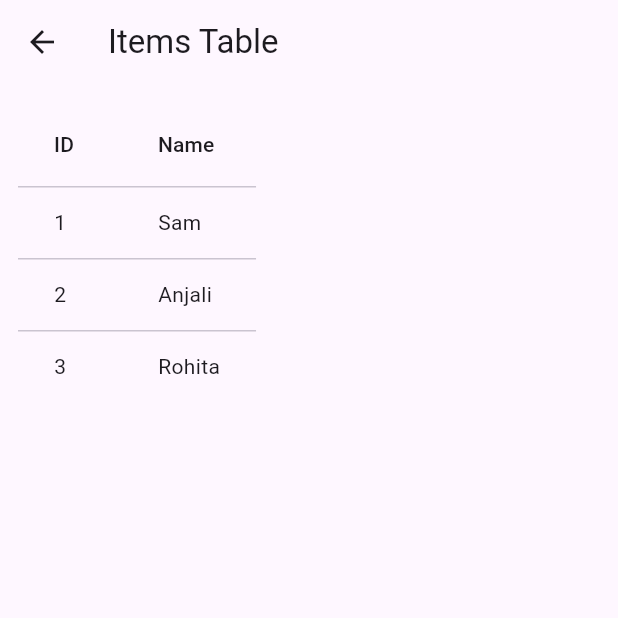
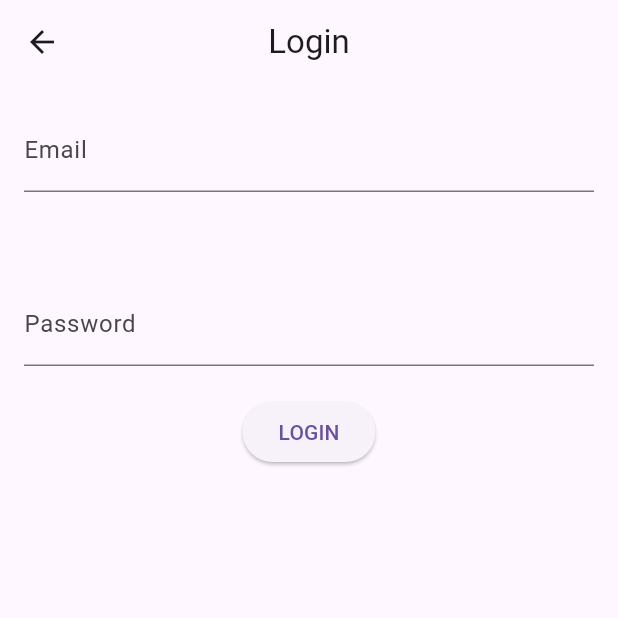
Before and after one commit to Shaikayesha2607/flutter-getx-table, a Flutter app: the screen it shows after launch, after a tap on the "table chart" icon, on a phone screen of 412 x 824 dp, the top half of it. Run offline on Flutter 3.47's test engine with Material 3 defaults, Android fonts, the phone set to English and light mode, and no system bars; our stand-ins replace get.

Commit message:
added login screen to table screen and card

```diff
--- a/lib/bindings/card_binding.dart
+++ b/lib/modules/card/card_binding.dart
@@ -1,5 +1,5 @@
 import 'package:get/get.dart';
-import 'package:mysecondpr/controllers/card_controller.dart';
+import 'package:mysecondpr/modules/card/card_controller.dart';
 
 class CardBinding extends Bindings{
   @override
--- a/lib/views/card_screen.dart
+++ b/lib/modules/card/card_screen.dart
@@ -1,6 +1,6 @@
 import 'package:flutter/material.dart';
 import 'package:get/get.dart';
-import 'package:mysecondpr/controllers/card_controller.dart';
+import 'package:mysecondpr/modules/card/card_controller.dart';
 // import 'package:mysecondpr/views/table_screen.dart';
 
 class CardScreen extends StatelessWidget {
@@ -38,7 +38,7 @@ class CardScreen extends StatelessWidget {
       ),
       floatingActionButton: FloatingActionButton(onPressed: (){
         // Get.to(()=> TableScreen());
-          Get.toNamed("/table");
+          Get.toNamed("/login");
       },
       backgroundColor: Colors.blue,
         child:Icon(Icons.table_chart),
--- /dev/null
+++ b/lib/modules/login/login_binding.dart
@@ -0,0 +1,9 @@
+import 'package:get/get.dart';
+import 'login_controller.dart';
+
+class LoginBinding  extends Bindings{
+  @override
+  void dependencies() {
+    Get.put(LoginController());
+  }
+}
--- /dev/null
+++ b/lib/modules/login/login_controller.dart
@@ -0,0 +1,25 @@
+import 'package:flutter/material.dart';
+import 'package:get/get.dart';
+
+class LoginController extends GetxController{
+  //form key
+  final GlobalKey<FormState> formKey = GlobalKey<FormState>();
+  //Text controllers
+  final emailcontroller =TextEditingController();
+  final passwordcontroller = TextEditingController();
+
+  void submit(){
+    if(formKey.currentState!.validate()){
+      Get.snackbar("Success", "form validated",
+      snackPosition: SnackPosition.BOTTOM);
+      Get.toNamed('/table');
+    }
+  }
+  @override
+  void onClose() {
+    // TODO: implement onClose
+    emailcontroller.dispose();
+    passwordcontroller.dispose();
+    super.onClose();
+  }
+}
--- /dev/null
+++ b/lib/modules/login/login_screen.dart
@@ -0,0 +1,63 @@
+import 'package:flutter/material.dart';
+import 'package:get/get.dart';
+import 'login_controller.dart';
+
+class LoginScreen extends GetView<LoginController>{
+  @override
+  Widget build(BuildContext context) {
+    return Scaffold(
+      appBar: AppBar(
+        title: Text('Login'),
+        centerTitle: true,
+      ),
+      body:Padding(
+        padding: const EdgeInsets.all(16.0),
+        child: Form(
+          key: controller.formKey,
+          child: Column(
+            children: [
+              //email
+              TextFormField(
+                controller: controller.emailcontroller,
+                decoration:InputDecoration(labelText: 'Email'),
+                validator: (value){
+                  if( value == null || value.isEmpty){
+                    return "Email is required";
+                  }
+                  if(!GetUtils.isEmail(value)){
+                    return " Invalid email";
+                  }
+                  return null;
+                },
+              ),
+
+              SizedBox(height: 60,),
+
+              TextFormField(
+                controller: controller.passwordcontroller,
+                decoration: InputDecoration(labelText: "Password"),
+                obscureText: true,
+                validator: (value){
+                  if(value == null || value.isEmpty){
+                    return "password is required";
+                  }
+                  if(value.length < 6){
+                    return "Minimum 6 characters";
+                  }
+                  return null;
+                },
+              ),
+
+              SizedBox(height: 20,),
+
+              ElevatedButton(onPressed: (){
+                controller.submit();
+              }, child: Text('LOGIN'))
+            ],
+          ),
+        ),
+      ) ,
+    );
+
+  }
+}
--- a/lib/bindings/table_binding.dart
+++ b/lib/modules/table/table_binding.dart
@@ -1,5 +1,5 @@
 import 'package:get/get.dart';
-import 'package:mysecondpr/controllers/table_controller.dart';
+import 'package:mysecondpr/modules/table/table_controller.dart';
 
 class TableBinding extends Bindings{
   @override
--- a/lib/routes/app_pages.dart
+++ b/lib/routes/app_pages.dart
@@ -1,8 +1,10 @@
 import 'package:get/get.dart';
-import 'package:mysecondpr/bindings/card_binding.dart';
-import 'package:mysecondpr/bindings/table_binding.dart';
-import 'package:mysecondpr/views/card_screen.dart';
-import 'package:mysecondpr/views/table_screen.dart';
+import 'package:mysecondpr/modules/card/card_binding.dart';
+import 'package:mysecondpr/modules/login/login_binding.dart';
+import 'package:mysecondpr/modules/login/login_screen.dart';
+import 'package:mysecondpr/modules/table/table_binding.dart';
+import 'package:mysecondpr/modules/card/card_screen.dart';
+import 'package:mysecondpr/modules/table/table_screen.dart';
 
 class AppPages {
   static final routes =[
@@ -12,9 +14,15 @@ class AppPages {
       binding:CardBinding(),
     ),
     GetPage(
+        name: '/login',
+        page: () => LoginScreen(),
+        binding: LoginBinding()
+    ),
+    GetPage(
         name: '/table',
         page: () => TableScreen(),
         binding: TableBinding()
-    )
+    ),
+
   ];
 }
```
Also changed, not shown: lib/modules/table/table_screen.dart (renamed from lib/views/table_screen.dart, +7 -2 lines), lib/modules/card/card_controller.dart (renamed from lib/controllers/card_controller.dart), lib/modules/table/table_controller.dart (renamed from lib/controllers/table_controller.dart).
